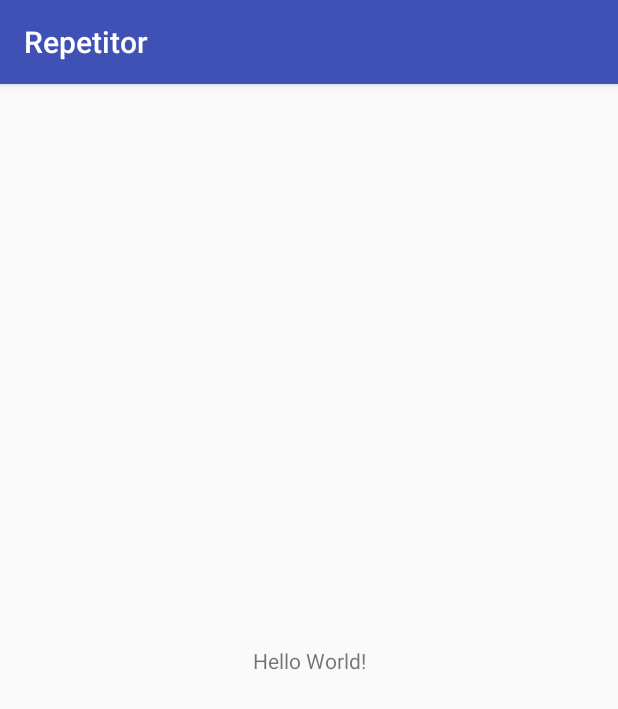
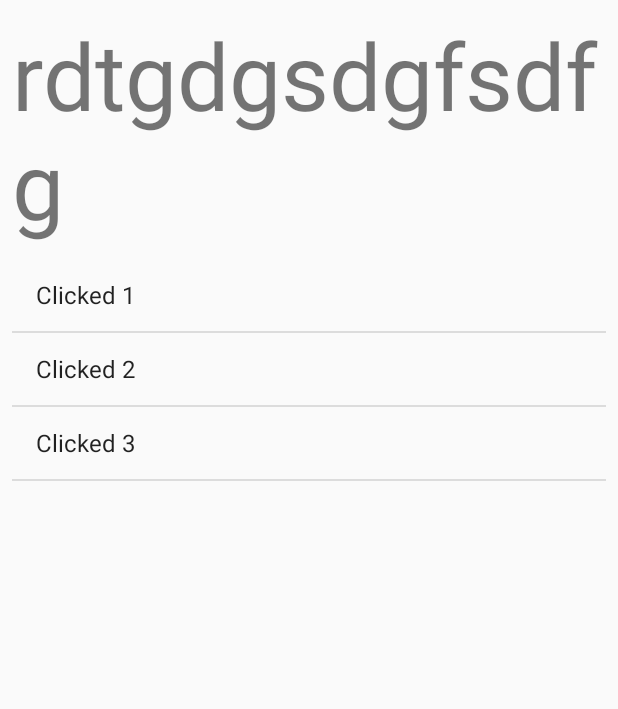
Before and after one commit to AlexEx54/repetitor, an Android app: the screen it shows after launch (SentenceActivity), on a phone screen of 412 x 824 dp. Shown: the top 709 px of the screen. Run offline under Robolectric (Android 15) with nearby library versions, the phone set to English and light mode, and no system bars.

Commit message:
setting up main screen

```diff
--- a/app/src/main/AndroidManifest.xml
+++ b/app/src/main/AndroidManifest.xml
@@ -9,7 +9,7 @@
         android:roundIcon="@mipmap/ic_launcher_round"
         android:supportsRtl="true"
         android:theme="@style/AppTheme">
-        <activity android:name=".SentenceActivity">
+        <activity android:name=".SentenceActivity" android:theme="@style/Theme.AppCompat.DayNight.NoActionBar">
             <intent-filter>
                 <action android:name="android.intent.action.MAIN" />
 
--- a/app/src/main/java/com/projects/asgrebennikov/repetitor/SentenceActivity.java
+++ b/app/src/main/java/com/projects/asgrebennikov/repetitor/SentenceActivity.java
@@ -2,11 +2,14 @@ package com.projects.asgrebennikov.repetitor;
 
 import android.support.v7.app.AppCompatActivity;
 import android.os.Bundle;
+import android.widget.ArrayAdapter;
+import android.widget.ListView;
 
 import java.io.BufferedInputStream;
 import java.io.InputStream;
 import java.net.HttpURLConnection;
 import java.net.URL;
+import java.util.ArrayList;
 import java.util.Scanner;
 
 
@@ -18,8 +21,9 @@ class MyRunnable implements Runnable {
         try {
             URL url = new URL("https://dictionary.yandex.net/api/v1/dicservice.json/lookup?" +
                     "key=" + yandexKey + "&" +
-                    "lang=en-ru" + "&" +
-                    "text=корова");
+                    "lang=ru-en" + "&" +
+                    "flags=4" + "&" +
+                    "text=перебежавший");
             HttpURLConnection urlConnection = (HttpURLConnection) url.openConnection();
 
             InputStream in = new BufferedInputStream(urlConnection.getInputStream());
@@ -28,6 +32,12 @@ class MyRunnable implements Runnable {
             Scanner s = new Scanner(in).useDelimiter("\\A");
             String result = s.hasNext() ? s.next() : "";
             result = "";
+
+           /*
+            1. Используется словарь если слово словарное (с флагом 4 - формы слова).
+            2. Иначе, используется переводчик.
+            3. family filter - отсекает матерные слова (не нужен)
+             */
 
         } catch ( Exception e) {
             String what = e.getMessage();
@@ -44,6 +54,21 @@ public class SentenceActivity extends AppCompatActivity {
         super.onCreate(savedInstanceState);
         setContentView(R.layout.activity_sentence);
 
+        ArrayList<String> listItems = new ArrayList<String>();
+
+        ListView lv = (ListView) findViewById(R.id.listView2);
+
+        ArrayAdapter<String> adapter = new ArrayAdapter<String>(this,
+                android.R.layout.simple_list_item_1,
+                listItems);
+        lv.setAdapter(adapter);
+
+        listItems.add("Clicked 1");
+        listItems.add("Clicked 2");
+        listItems.add("Clicked 3");
+
+        adapter.notifyDataSetChanged();
+
         MyRunnable myRunnable = new MyRunnable();
         Thread t = new Thread(myRunnable);
         t.start();
--- a/app/src/main/res/layout/activity_sentence.xml
+++ b/app/src/main/res/layout/activity_sentence.xml
@@ -4,15 +4,43 @@
     xmlns:tools="http://schemas.android.com/tools"
     android:layout_width="match_parent"
     android:layout_height="match_parent"
-    tools:context="com.projects.asgrebennikov.repetitor.SentenceActivity">
+    android:minHeight="0dp"
+    tools:context="com.projects.asgrebennikov.repetitor.SentenceActivity"
+    tools:layout_editor_absoluteY="81dp">
+
+    <android.support.constraint.Guideline
+        android:id="@+id/guideline2"
+        android:layout_width="wrap_content"
+        android:layout_height="wrap_content"
+        android:orientation="horizontal"
+        app:layout_constraintGuide_percent="0.2" />
+
+    <ListView
+        android:id="@+id/listView2"
+        android:layout_width="0dp"
+        android:layout_height="0dp"
+        android:layout_marginBottom="8dp"
+        android:layout_marginEnd="8dp"
+        android:layout_marginStart="8dp"
+        android:layout_marginTop="8dp"
+        android:visibility="visible"
+        app:layout_constraintBottom_toBottomOf="parent"
+        app:layout_constraintEnd_toEndOf="parent"
+        app:layout_constraintStart_toStartOf="parent"
+        app:layout_constraintTop_toTopOf="@+id/guideline2" />
 
     <TextView
-        android:layout_width="wrap_content"
-        android:layout_height="wrap_content"
-        android:text="Hello World!"
-        app:layout_constraintBottom_toBottomOf="parent"
-        app:layout_constraintLeft_toLeftOf="parent"
-        app:layout_constraintRight_toRightOf="parent"
+        android:id="@+id/textView3"
+        android:layout_width="0dp"
+        android:layout_height="0dp"
+        android:layout_marginBottom="8dp"
+        android:layout_marginEnd="8dp"
+        android:layout_marginStart="8dp"
+        android:layout_marginTop="8dp"
+        android:text="rdtgdgsdgfsdfg"
+        app:autoSizeTextType="uniform"
+        app:layout_constraintBottom_toTopOf="@+id/listView2"
+        app:layout_constraintEnd_toEndOf="parent"
+        app:layout_constraintStart_toStartOf="parent"
         app:layout_constraintTop_toTopOf="parent" />
-
 </android.support.constraint.ConstraintLayout>
```
